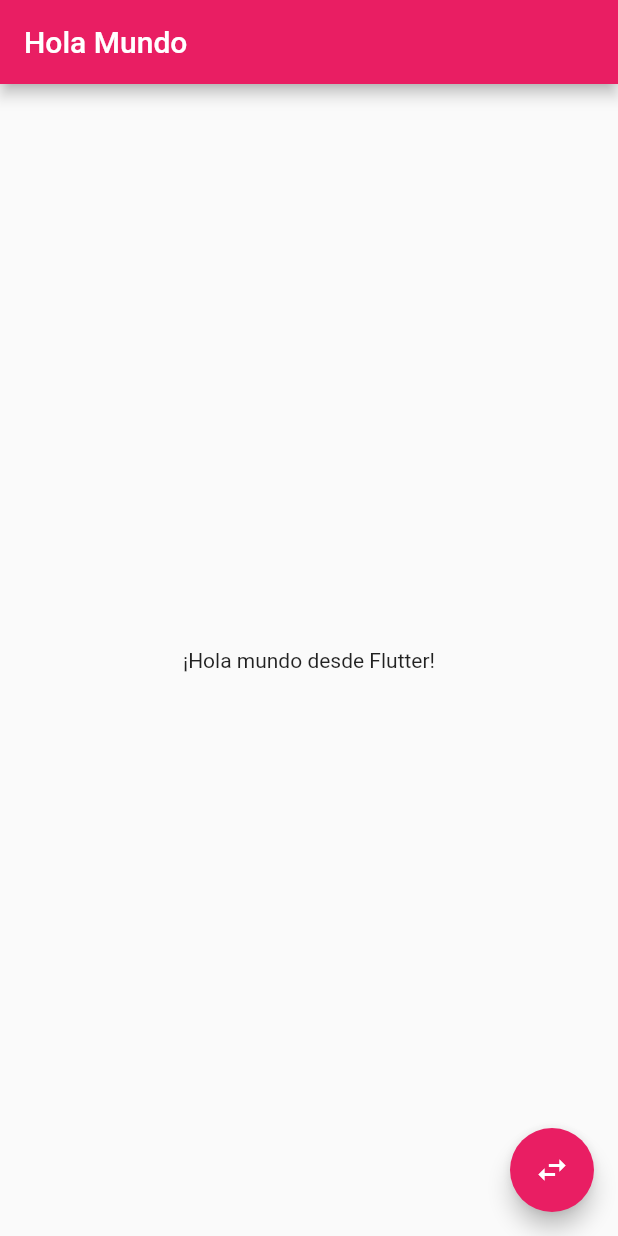
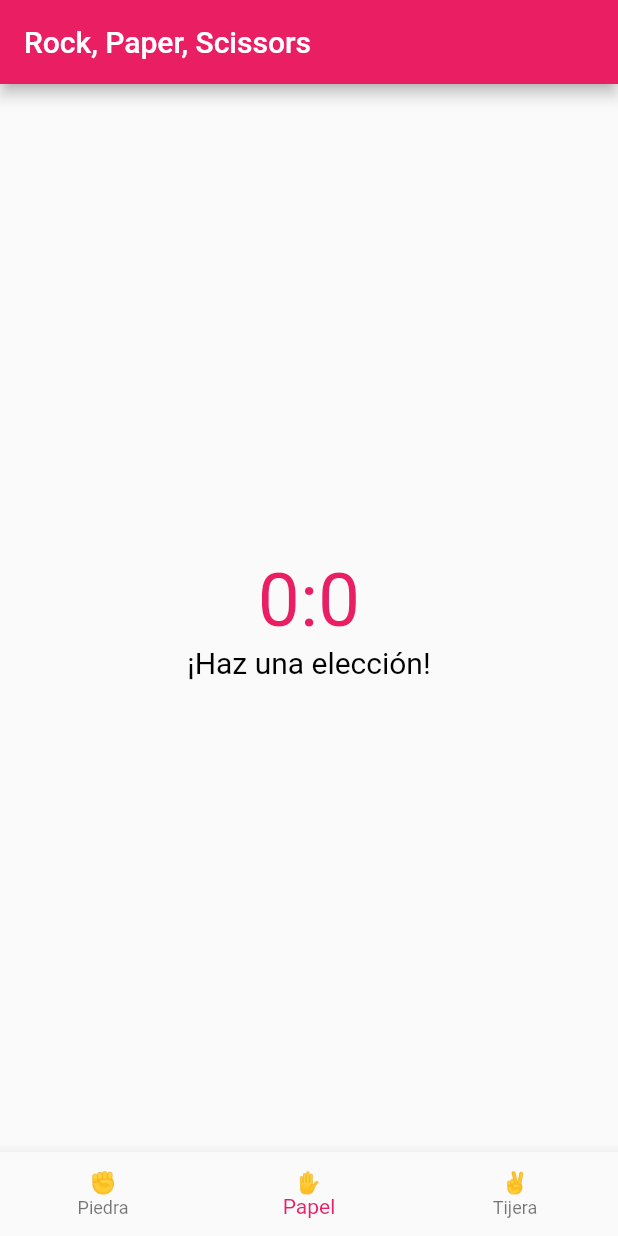
Before and after one commit to ultr4nerd/flutter-rock-paper-scissors, a Flutter app: the screen it shows after launch, on a phone screen of 412 x 824 dp. Run offline on Flutter 3.47's test engine with Material 2 defaults, Android fonts, the phone set to English and light mode, and no system bars.

```diff
--- a/lib/app.dart
+++ b/lib/app.dart
@@ -1,13 +1,13 @@
 import 'package:flutter/material.dart';
 import 'screens/home.dart';
 
-class HelloWorldApp extends StatelessWidget {
+class RockPaperScissorsApp extends StatelessWidget {
   @override
   Widget build(BuildContext context) {
     return MaterialApp(
-      title: 'Hello World',
+      title: 'Rock, Paper, Scissors',
       theme: ThemeData(primarySwatch: Colors.pink),
-      home: HomePage(title: 'Hola Mundo'),
+      home: HomePage(title: 'Rock, Paper, Scissors'),
     );
   }
 }
--- /dev/null
+++ b/lib/components/board.dart
@@ -0,0 +1,33 @@
+import 'package:flutter/material.dart';
+
+class GameBoard extends StatelessWidget {
+  final int userScore;
+  final int computerScore;
+  final String message;
+  final bool win;
+
+  GameBoard({this.userScore, this.computerScore, this.message: '', this.win});
+
+  @override
+  Widget build(BuildContext context) {
+    return Center(
+      child: Column(
+        children: <Widget>[
+          Text(
+            '$userScore:$computerScore',
+            style: TextStyle(fontSize: 50, color: Colors.pink),
+          ),
+          Text(
+            message,
+            style: TextStyle(
+              fontSize: 20,
+              color: Colors.black,
+            ),
+            textAlign: TextAlign.center,
+          )
+        ],
+        mainAxisAlignment: MainAxisAlignment.center,
+      ),
+    );
+  }
+}
--- /dev/null
+++ b/lib/components/selection_bar.dart
@@ -0,0 +1,20 @@
+import 'package:flutter/material.dart';
+
+class SelectionBar extends StatelessWidget {
+  final Function onTap;
+  final int currentIndex;
+
+  SelectionBar({this.onTap, this.currentIndex});
+
+  Widget build(BuildContext context) {
+    return BottomNavigationBar(
+      items: <BottomNavigationBarItem>[
+        BottomNavigationBarItem(icon: Text('✊'), title: Text('Piedra')),
+        BottomNavigationBarItem(icon: Text('✋'), title: Text('Papel')),
+        BottomNavigationBarItem(icon: Text('✌️'), title: Text('Tijera'))
+      ],
+      onTap: onTap,
+      currentIndex: currentIndex,
+    );
+  }
+}
--- a/lib/main.dart
+++ b/lib/main.dart
@@ -1,4 +1,4 @@
 import 'package:flutter/material.dart';
 import 'app.dart';
 
-void main() => runApp(HelloWorldApp());
+void main() => runApp(RockPaperScissorsApp());
--- a/lib/screens/home.dart
+++ b/lib/screens/home.dart
@@ -1,4 +1,7 @@
 import 'package:flutter/material.dart';
+import 'package:rock_paper_scissors/mechanics/game.dart';
+import 'package:rock_paper_scissors/components/selection_bar.dart';
+import 'package:rock_paper_scissors/components/board.dart';
 
 class HomePage extends StatefulWidget {
   final String title;
@@ -10,16 +13,38 @@ class HomePage extends StatefulWidget {
 }
 
 class _HomePageState extends State<HomePage> {
-  String source = 'Flutter';
+  int _index = 1;
+  int _userScore = 0;
+  int _computerScore = 0;
+  String _message = '¡Haz una elección!';
 
-  void changeTitle() {
+  void createGame(int index) {
+    String userChoice = indexToChoice(index);
+    Map gameResults = game(userChoice);
+    String computerChoice = choiceToWord(gameResults['computerChoice']);
+    String message = 'La computadora eligió $computerChoice.\n';
+
+    if (gameResults['result'] == 0) {
+      message += 'Hubo un empate 🙌';
       this.setState(() {
-      if (source == 'Flutter') {
-        source = 'Stateful Widget';
-      } else {
-        source = 'Flutter';
+        this._index = index;
+        this._message = message;
+      });
+    } else if (gameResults['result'] == 1) {
+      message += '¡Has ganado! 😎';
+      this.setState(() {
+        this._index = index;
+        this._message = message;
+        this._userScore++;
+      });
+    } else if (gameResults['result'] == -1) {
+      message += 'Perdiste 😭';
+      this.setState(() {
+        this._index = index;
+        this._message = message;
+        this._computerScore++;
+      });
     }
-    });
   }
 
   @override
@@ -28,14 +53,14 @@ class _HomePageState extends State<HomePage> {
         appBar: AppBar(
           title: Text(widget.title),
         ),
-      body: Center(
-        child: Text('¡Hola mundo desde $source!'),
+        body: GameBoard(
+          userScore: _userScore,
+          computerScore: _computerScore,
+          message: _message,
         ),
-      floatingActionButton: FloatingActionButton(
-        onPressed: changeTitle,
-        tooltip: 'Cambiar',
-        child: Icon(Icons.swap_horiz),
-      ),
-    );
+        bottomNavigationBar: SelectionBar(
+          currentIndex: _index,
+          onTap: createGame,
+        ));
   }
 }
```
Also changed, not shown: lib/mechanics/game.dart (added, +67 -0 lines), 7 other files. Lines whose indentation alone changed are shown as unchanged.
